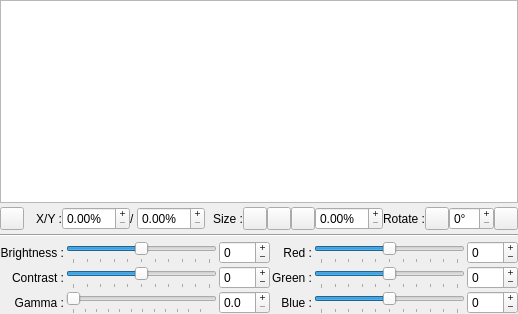
Qt form wgt_QCustomScene.ui (boenki/ffdiaporama) before a commit.
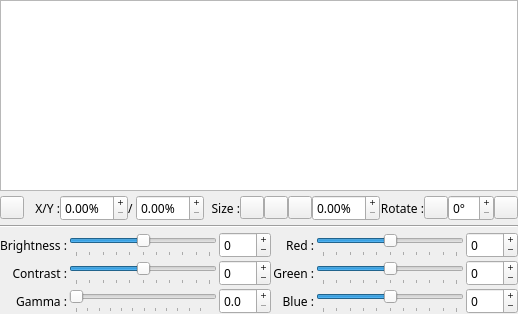
The same form after that commit. Icons and pictures are not drawn.

Commit message: Correction d'un bug dans les boites de modif : l'image affichée n'est pas la bonne suite à la fusion des onglets Passage des polices de toutes les boites de dialogue à "Sans Serif" pour supprimer la dépendance à la police Ubuntu

What changed in the file:
```diff
--- a/wgt_QCustomScene.ui
+++ b/wgt_QCustomScene.ui
@@ -18,6 +18,7 @@
   </property>
   <property name="font">
    <font>
+    <family>Sans Serif</family>
     <pointsize>9</pointsize>
    </font>
   </property>
```
The commit also changes 25 other files.
